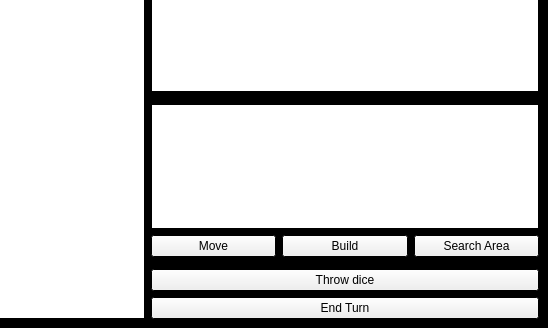
Qt form Game/mapwindow.ui (kemm0/Adam-Smith-s-Capitalization) before a commit; both pictures show x 252 to 800 and y 110 to 438 of the 800 by 438 pixel window.
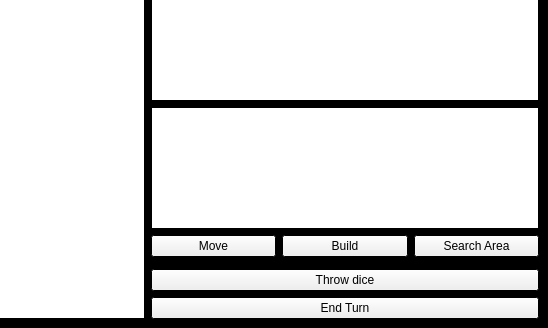
The same form after that commit.

What changed in the file:
```diff
--- a/Game/mapwindow.ui
+++ b/Game/mapwindow.ui
@@ -118,9 +118,6 @@
     <item row="2" column="1">
      <widget class="QTextBrowser" name="gameStatsBrowser"/>
     </item>
-    <item row="4" column="1" rowspan="2">
-     <widget class="QTextBrowser" name="gameDialogueBrowser"/>
-    </item>
     <item row="0" column="1">
      <layout class="QHBoxLayout" name="horizontalLayout_3">
       <item>
@@ -152,6 +149,9 @@
       </property>
      </widget>
     </item>
+    <item row="3" column="1" rowspan="3">
+     <widget class="QTextBrowser" name="gameDialogueBrowser"/>
+    </item>
    </layout>
   </widget>
  </widget>
```
Left out of the diff: 7 changed lines with no effect on the pictures.
